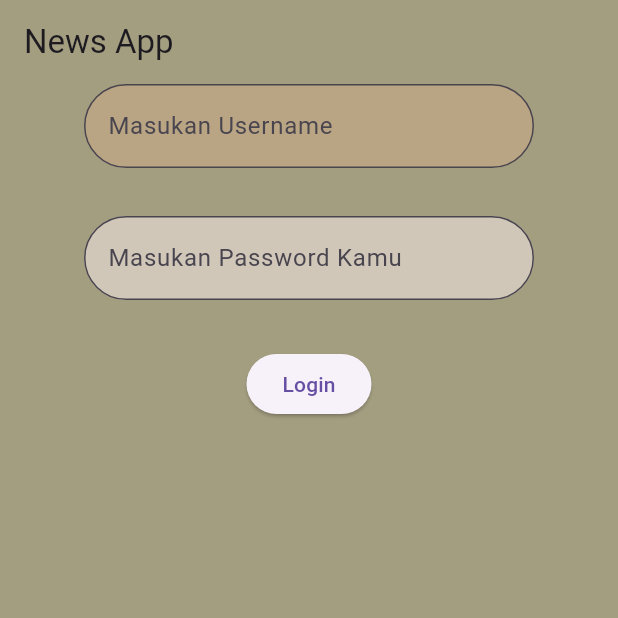
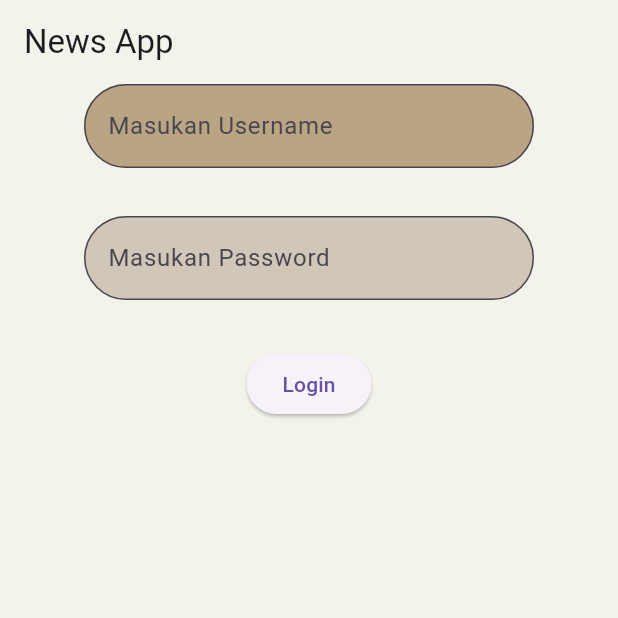
Before and after one commit to qnshafirahub/News-Article-App, a Flutter app: the screen it shows after launch, on a phone screen of 412 x 824 dp, the top half of it. Run offline on Flutter 3.47's test engine with Material 3 defaults, Android fonts, the phone set to English and light mode, and no system bars.

Commit message:
Oct 7, 2026, 12:12 PM

```diff
--- a/lib/main.dart
+++ b/lib/main.dart
@@ -25,7 +25,7 @@ class _LoginPageState extends State<LoginPage> {
         backgroundColor: Color.fromARGB(0, 50, 145, 145),
       ),
 
-      backgroundColor: Color.fromARGB(245, 160, 154, 124),
+      backgroundColor: Color.fromARGB(245, 243, 242, 234),
 
       body: Column(
         children: [
@@ -62,7 +62,7 @@ class _LoginPageState extends State<LoginPage> {
             child: TextFormField(
               decoration: InputDecoration(
                 fillColor: const Color.fromARGB(255, 209, 199, 185),
-                hintText: 'Masukan Password Kamu',
+                hintText: 'Masukan Password',
                 filled: true,
                 border: OutlineInputBorder(
                   borderRadius: BorderRadius.all(
```
